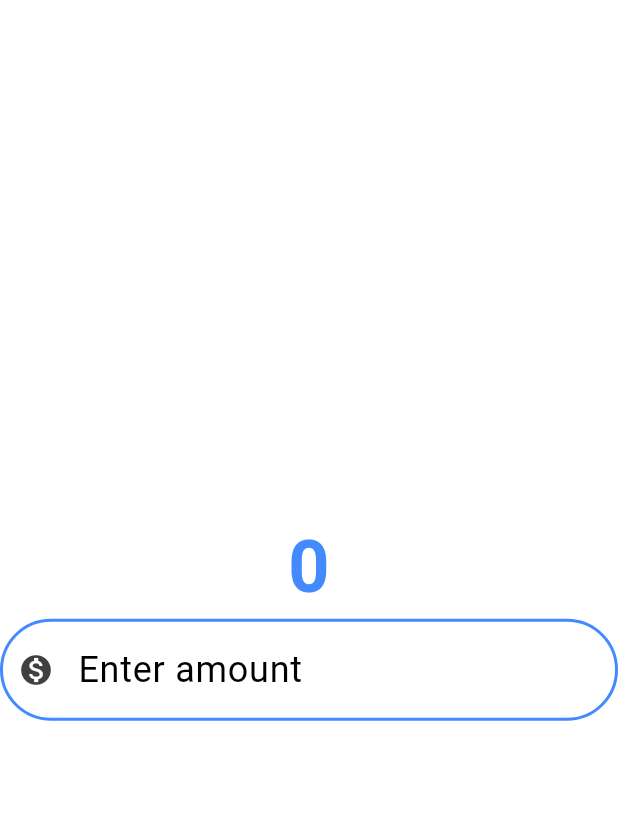
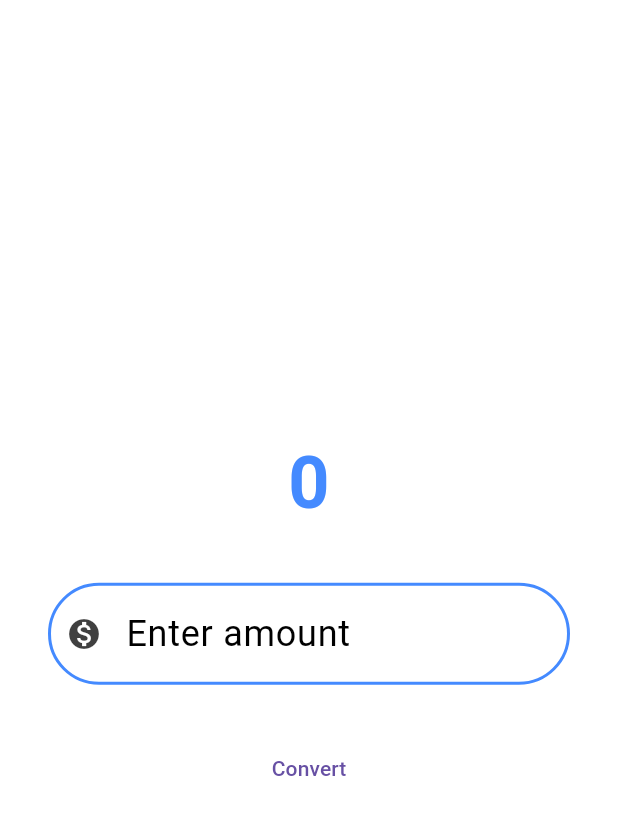
Before and after one commit to MutumaDerick/currency_converter, a Flutter app: the screen it shows after launch, on a phone screen of 412 x 824 dp. Shown: the top 815 px of the screen. Run offline on Flutter 3.47's test engine with Material 3 defaults, Android fonts, the phone set to English and light mode, and no system bars.

Commit message:
Added containers to widgets

```diff
--- a/lib/currency_converter_material_page.dart
+++ b/lib/currency_converter_material_page.dart
@@ -1,5 +1,4 @@
 import 'package:flutter/material.dart';
-import 'package:flutter/widgets.dart';
 
 class CurrencyConverterMaterialPage extends StatelessWidget {
   const CurrencyConverterMaterialPage({super.key});
@@ -23,12 +22,15 @@ class CurrencyConverterMaterialPage extends StatelessWidget {
           children: [
             const Text(
               '0',
-              style: const TextStyle(
+              style: TextStyle(
                   fontSize: 48,
                   fontWeight: FontWeight.bold,
                   color: Colors.blueAccent),
             ),
-            TextField(
+            Container(
+              padding: const EdgeInsets.all(16),
+              margin: const EdgeInsets.all(16),
+              child: TextField(
                 style: const TextStyle(
                   fontSize: 24,
                   color: Colors.black,
@@ -46,7 +48,14 @@ class CurrencyConverterMaterialPage extends StatelessWidget {
                   focusedBorder: border,
                   enabledBorder: border,
                 ),
-              keyboardType: TextInputType.number,
+                keyboardType: const TextInputType.numberWithOptions(
+                  decimal: true,
+                  ),
+              ),
+            ),
+            TextButton(
+              onPressed: () {},
+              child: Text('Convert'),
             ),
           ],
         ),
```
Lines whose indentation alone changed are shown as unchanged.
